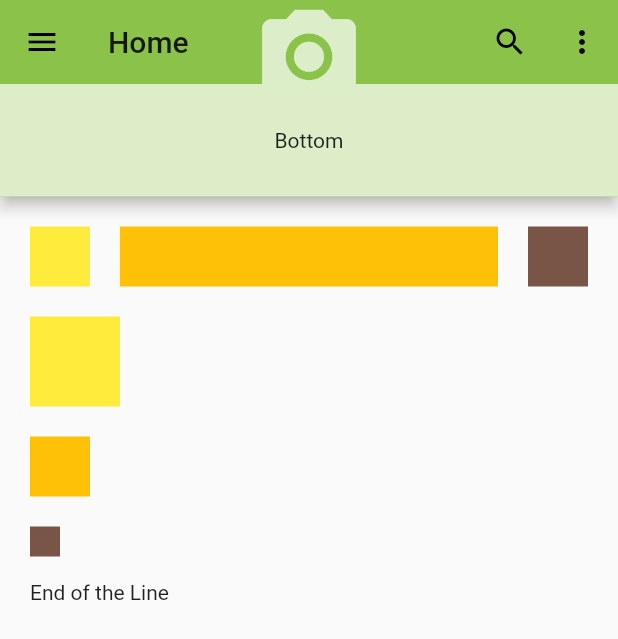
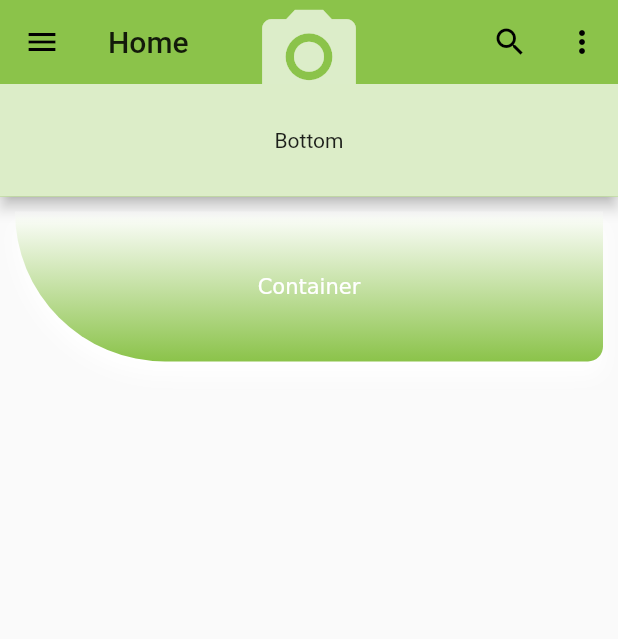
Before and after one commit to Mwamitovi/counter_app, a Flutter app: the screen it shows after launch, on a phone screen of 412 x 824 dp. Shown: the top 639 px of the screen. Run offline on Flutter 3.47's test engine with Material 2 defaults, Android fonts, the phone set to English and light mode, and no system bars.

Commit message:
Refactor Container widget, add props: height, decoration and boxShadow.

```diff
--- a/lib/pages/home.dart
+++ b/lib/pages/home.dart
@@ -48,17 +48,10 @@ class _HomeState extends State<Home> {
         padding: EdgeInsets.all(10.0),
         child: SafeArea(
           child: SingleChildScrollView(
-            child: Padding(
-              padding: EdgeInsets.all(10.0),
-              child: Column(
-                children: <Widget>[
-                  const RowWidget(),
-                  Padding(
-                    padding: EdgeInsets.all(10.0),
-                  ),
-                  const RowAndColumnWidget(),
-                ],
-              ),
+            child: Column(
+              children: <Widget>[
+                const ContainerWithBoxDecorationWidget(),
+              ],
             ),
           ),
         ),
@@ -67,118 +60,40 @@ class _HomeState extends State<Home> {
   }
 }
 
-class RowWidget extends StatelessWidget {
-  const RowWidget({
-    Key key,
-  }) : super(key: key);
+class ContainerWithBoxDecorationWidget extends StatelessWidget {
+  const ContainerWithBoxDecorationWidget({ Key key, }) : super(key: key);
 
   @override
   Widget build(BuildContext context) {
-    return Row(
+    return Column(
       children: <Widget>[
         Container(
-          color: Colors.yellow,
-          height: 40.0,
-          width: 40.0,
-        ),
-        Padding(
-          padding: EdgeInsets.all(10.0),
-        ),
-        Expanded(
-          child: Container(
-            color: Colors.amber,
-            height: 40.0,
-            width: 40.0,
-          ),
-        ),
-        Padding(
-          padding: EdgeInsets.all(10.0),
-        ),
-        Container(
-          color: Colors.brown,
-          height: 40.0,
-          width: 40.0,
-        ),
-      ],
-    );
-  }
-}
-
-class RowAndColumnWidget extends StatelessWidget {
-  const RowAndColumnWidget({
-    Key key,
-  }) : super(key: key);
-
-  @override
-  Widget build(BuildContext context) {
-    return Row(
-      children: <Widget>[
-        Column(
-          crossAxisAlignment: CrossAxisAlignment.start,
-          mainAxisSize: MainAxisSize.max,
-          children: <Widget>[
-            Container(
-              color: Colors.yellow,
-              height: 60.0,
-              width: 60.0,
+          height: 100.0,
+          decoration: BoxDecoration(
+            borderRadius: BorderRadius.only(
+              bottomLeft: Radius.circular(100.0),
+              bottomRight: Radius.circular(10.0),
             ),
-            Padding(
-              padding: EdgeInsets.all(10.0),
+            gradient: LinearGradient(
+              begin: Alignment.topCenter,
+              end: Alignment.bottomCenter,
+              colors: [
+                Colors.white,
+                Colors.lightGreen.shade500,
+              ],
             ),
-            Container(
-              color: Colors.amber,
-              height: 40.0,
-              width: 40.0,
-            ),
-            Padding(
-              padding: EdgeInsets.all(10.0),
-            ),
-            Container(
-              color: Colors.brown,
-              height: 20.0,
-              width: 20.0,
-            ),
-            Divider(),
-            // const RowAndStackWidget(),
-            // Divider(),
-            Text('End of the Line'),
-          ],
-        ),
-      ],
-    );
-  }
-}
-
-class RowAndStackWidget extends StatelessWidget {
-  const RowAndStackWidget({
-    Key key,
-  }) : super(key: key);
-
-  @override
-  Widget build(BuildContext context) {
-    return Row(
-      children: <Widget>[
-        CircleAvatar(
-          backgroundColor: Colors.lightGreen,
-          radius: 90.0,
-          child: Stack(
-            children: <Widget>[
-              Container(
-                height: 80.0,
-                width: 80.0,
-                color: Colors.yellow,
-              ),
-              Container(
-                height: 60.0,
-                width: 60.0,
-                color: Colors.amber,
-              ),
-              Container(
-                height: 40.0,
-                width: 40.0,
-                color: Colors.brown,
+            boxShadow: [
+              BoxShadow(
+                color: Colors.white,
+                blurRadius: 10.0,
+                offset: Offset(0.0, 10.0),
               ),
             ],
+          ),
+          child: Center(
+            child: RichText(
+              text: TextSpan(text: 'Container'),
+            ),
           ),
         ),
       ],
```
